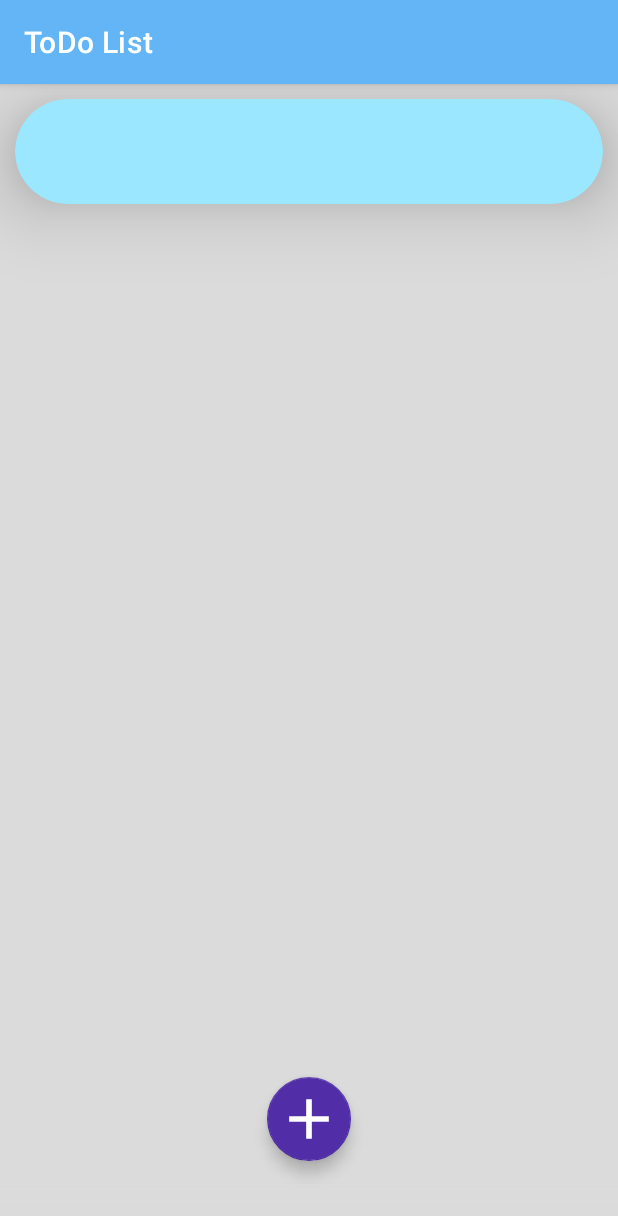
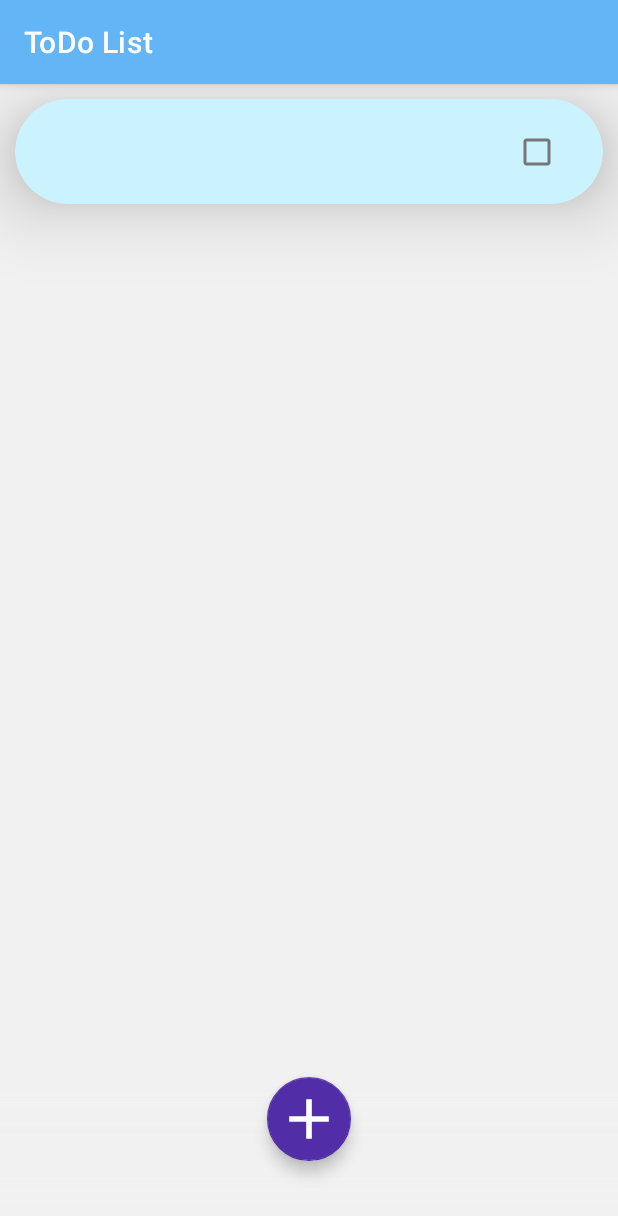
Before and after one commit to tara-pogancev/android-todo-list, an Android app: the AddNewTodoFragment screen opened through its navigation route, after a tap on "SAVE", on a phone screen of 412 x 824 dp. Shown: the top 1216 px of the screen. Run offline under Robolectric (Android 15) with nearby library versions, the phone set to English and light mode, and no system bars; our stand-ins replace data binding, navigation-ui.

Commit message:
feat: edit tasks

```diff
--- a/app/src/main/java/com/tarapogancev/todolist/adapter/TodoListAdapter.kt
+++ b/app/src/main/java/com/tarapogancev/todolist/adapter/TodoListAdapter.kt
@@ -5,20 +5,25 @@ import android.os.Build
 import android.view.LayoutInflater
 import android.view.View
 import android.view.ViewGroup
+import android.widget.CheckBox
+import android.widget.ImageView
 import android.widget.TextView
 import androidx.annotation.RequiresApi
+import androidx.core.content.ContextCompat
 import androidx.lifecycle.LiveData
 import androidx.recyclerview.widget.RecyclerView
 import com.google.android.material.card.MaterialCardView
 import com.tarapogancev.todolist.R
 import com.tarapogancev.todolist.model.TodoTask
+import com.tarapogancev.todolist.navigation.Navigation
 
-class TodoListAdapter(private val context: Context, private val data: LiveData<MutableList<TodoTask>>)
+class TodoListAdapter(private val context: Context, private val data: MutableList<TodoTask>, private val navigation: Navigation)
     :RecyclerView.Adapter<TodoListAdapter.TodoListViewHolder>() {
 
     class TodoListViewHolder(private val view: View) : RecyclerView.ViewHolder(view) {
         var taskTitle: TextView = view.findViewById(R.id.text_taskTitle)
         var cardView: MaterialCardView = view.findViewById(R.id.cardView_listItem)
+        var checkbox: CheckBox = view.findViewById(R.id.checkbox)
     }
 
     override fun onCreateViewHolder(parent: ViewGroup, viewType: Int): TodoListViewHolder {
@@ -28,17 +33,26 @@ class TodoListAdapter(private val context: Context, private val data: LiveData<M
     }
 
     override fun onBindViewHolder(holder: TodoListViewHolder, position: Int) {
-        var task = data.value?.get(position)
-        holder.taskTitle.text = task?.taskTitle
+        holder.taskTitle.text = data[position].taskTitle
 
         if (position % 2 == 0) {
-          // holder.cardView.setBackgroundColor( this.context.resources.getColor(R.color.primaryLightColor))
-            holder.cardView.setCardBackgroundColor(this.context.resources.getColor(R.color.primaryLightColor))
+            holder.cardView.setCardBackgroundColor(ContextCompat.getColor(context, R.color.lightBlue))
+        }
+
+        holder.checkbox.isChecked = data[position].isFinished
+
+        holder.checkbox.setOnClickListener {
+            data[position].isFinished = !data[position].isFinished
+            holder.checkbox.isChecked = data[position].isFinished
+        }
+
+        holder.cardView.setOnClickListener {
+            navigation.listToEditTask(data[position])
         }
     }
 
     override fun getItemCount(): Int {
-        return data.value?.size ?: 0
+        return data.size
     }
 
 
--- a/app/src/main/java/com/tarapogancev/todolist/model/TodoTask.kt
+++ b/app/src/main/java/com/tarapogancev/todolist/model/TodoTask.kt
@@ -1,6 +1,9 @@
 package com.tarapogancev.todolist.model
 
+import java.io.Serializable
+
 data class TodoTask (
+    var id: Long,
     var taskTitle: String,
     var isFinished: Boolean
-)
+) : Serializable
--- a/app/src/main/java/com/tarapogancev/todolist/navigation/Navigation.kt
+++ b/app/src/main/java/com/tarapogancev/todolist/navigation/Navigation.kt
@@ -1,19 +1,26 @@
 package com.tarapogancev.todolist.navigation
 
+import android.os.Bundle
 import androidx.navigation.NavController
 import com.tarapogancev.todolist.R
+import com.tarapogancev.todolist.model.TodoTask
 
 class Navigation(navController: NavController) {
 
     var navController = navController
 
     fun listToNewTask() {
-        navController.navigate(R.id.action_todoListFragment_to_addNewTodo)
+        navController.navigate(R.id.action_todoListFragment_to_addNewTodoFragment)
     }
 
-    fun newTaskToList() {
-        navController.navigate(R.id.action_addNewTodo_to_todoListFragment)
+    fun goBack() {
+        navController.navigateUp()
     }
 
+    fun listToEditTask(task: TodoTask) {
+        var bundle = Bundle()
+        bundle.putSerializable("object", task)
+        navController.navigate(R.id.action_todoListFragment_to_addNewTodoFragment, bundle)
+    }
 
 }
--- a/app/src/main/java/com/tarapogancev/todolist/ui/AddNewTodo.kt
+++ b/app/src/main/java/com/tarapogancev/todolist/ui/AddNewTodoFragment.kt
@@ -6,15 +6,15 @@ import android.view.LayoutInflater
 import android.view.View
 import android.view.ViewGroup
 import androidx.fragment.app.activityViewModels
+import androidx.navigation.fragment.navArgs
 import com.tarapogancev.todolist.MainActivity
-import com.tarapogancev.todolist.R
 import com.tarapogancev.todolist.databinding.FragmentAddNewTodoBinding
 import com.tarapogancev.todolist.model.TodoTask
 import com.tarapogancev.todolist.navigation.Navigation
 import com.tarapogancev.todolist.viewModel.TodoViewModel
 
 
-class AddNewTodo : Fragment() {
+class AddNewTodoFragment : Fragment() {
 
     private var binding: FragmentAddNewTodoBinding? = null
 
@@ -22,7 +22,8 @@ class AddNewTodo : Fragment() {
 
     private val sharedViewModel: TodoViewModel by activityViewModels()
 
-    var task = TodoTask("", false)
+    var task = TodoTask(0, "", false)
+    private var navigationArgs : TodoTask? = null
 
     override fun onCreateView(
         inflater: LayoutInflater, container: ViewGroup?,
@@ -36,13 +37,26 @@ class AddNewTodo : Fragment() {
     override fun onViewCreated(view: View, savedInstanceState: Bundle?) {
         super.onViewCreated(view, savedInstanceState)
 
+        navigationArgs = arguments?.getSerializable("object") as TodoTask?
+
         binding?.apply {
-            newTask = task
 
-            buttonSave.setOnClickListener {
-                task.taskTitle = editTextTaskTitle.text.toString()
-                sharedViewModel.addNewTask(task)
-                navigation.newTaskToList()
+            if (navigationArgs == null) {
+                // NEW TASK
+                newTask = task
+                buttonSave.setOnClickListener {
+                    task.taskTitle = editTextTaskTitle.text.toString()
+                    sharedViewModel.addNewTask(task)
+                    navigation.goBack()
+                }
+            } else {
+                // EDIT TASK
+                editTextTaskTitle.setText(navigationArgs?.taskTitle)
+                buttonSave.setOnClickListener {
+                    navigationArgs?.taskTitle = editTextTaskTitle.text.toString()
+                    sharedViewModel.save(task)
+                    navigation.goBack()
+                }
             }
         }
     }
--- a/app/src/main/java/com/tarapogancev/todolist/ui/TodoListFragment.kt
+++ b/app/src/main/java/com/tarapogancev/todolist/ui/TodoListFragment.kt
@@ -37,7 +37,7 @@ class TodoListFragment : Fragment() {
     override fun onViewCreated(view: View, savedInstanceState: Bundle?) {
         super.onViewCreated(view, savedInstanceState)
 
-        val adapter = TodoListAdapter(requireContext(), sharedViewModel.tasks)
+        val adapter = TodoListAdapter(requireContext(), sharedViewModel.tasks.value!!, navigation)
 
         binding?.apply {
             lifecycleOwner = viewLifecycleOwner
--- a/app/src/main/java/com/tarapogancev/todolist/viewModel/TodoViewModel.kt
+++ b/app/src/main/java/com/tarapogancev/todolist/viewModel/TodoViewModel.kt
@@ -11,8 +11,29 @@ class TodoViewModel : ViewModel() {
     val tasks: LiveData<MutableList<TodoTask>> = _tasks
 
     fun addNewTask(newTask: TodoTask) {
+        newTask.id = generateId()
         _tasks.value?.add(newTask)
     }
 
+    fun getById(id: Long): TodoTask? {
+        var filtered = (_tasks.value)!!.filter { e -> e.id == id }
+        if (filtered.isEmpty()) {
+            return null
+        } else {
+            return filtered[0]
+        }
+    }
+
+    fun generateId(): Long {
+        var id = (1..1000).random().toLong()
+        while (getById(id) != null) {
+            id = (1..1000).random().toLong()
+        }
+        return id
+    }
+
+    fun save(newTask: TodoTask) {
+        _tasks.value?.find { it.id == newTask.id }?.taskTitle = newTask.taskTitle
+    }
 
 }
--- a/app/src/main/res/layout/fragment_add_new_todo.xml
+++ b/app/src/main/res/layout/fragment_add_new_todo.xml
@@ -2,7 +2,7 @@
 <layout xmlns:android="http://schemas.android.com/apk/res/android"
     xmlns:tools="http://schemas.android.com/tools"
     xmlns:app="http://schemas.android.com/apk/res-auto"
-    tools:context=".ui.AddNewTodo">
+    tools:context=".ui.AddNewTodoFragment">
 
     <data>
         <variable
@@ -26,7 +26,6 @@
 
             <com.google.android.material.textfield.TextInputEditText
                 android:id="@+id/editText_taskTitle"
-                android:text="@{newTask.taskTitle}"
                 android:layout_width="match_parent"
                 android:layout_height="match_parent"
                 />
--- a/app/src/main/res/layout/list_item.xml
+++ b/app/src/main/res/layout/list_item.xml
@@ -29,15 +29,23 @@
 
             <TextView
                 android:id="@+id/text_taskTitle"
-                android:layout_width="match_parent"
+                android:layout_width="0dp"
+                android:layout_weight="0.75"
                 android:layout_height="wrap_content"
                 android:singleLine="true"
                 android:ellipsize="marquee"
                 android:marqueeRepeatLimit="marquee_forever"
+                android:scrollHorizontally="true"
                 android:textSize="16sp"
-                android:focusable="true"
                 android:text="@{task.taskTitle}"
                 tools:text="This is my todo task." />
+
+            <CheckBox
+                android:id="@+id/checkbox"
+                android:layout_width="wrap_content"
+                android:layout_height="wrap_content"
+                android:checked="false"
+                />
 
         </LinearLayout>
 
--- a/app/src/main/res/navigation/nav_graph.xml
+++ b/app/src/main/res/navigation/nav_graph.xml
@@ -11,16 +11,22 @@
         android:label="ToDo List"
         tools:layout="@layout/fragment_todo_list">
         <action
-            android:id="@+id/action_todoListFragment_to_addNewTodo"
-            app:destination="@id/addNewTodo" />
+            android:id="@+id/action_todoListFragment_to_addNewTodoFragment"
+            app:destination="@id/addNewTodoFragment" >
+            <argument
+                android:name="id"
+                android:defaultValue="0L" />
+        </action>
     </fragment>
     <fragment
-        android:id="@+id/addNewTodo"
-        android:name="com.tarapogancev.todolist.ui.AddNewTodo"
+        android:id="@+id/addNewTodoFragment"
+        android:name="com.tarapogancev.todolist.ui.AddNewTodoFragment"
         android:label="Add New Task"
         tools:layout="@layout/fragment_add_new_todo">
-        <action
-            android:id="@+id/action_addNewTodo_to_todoListFragment"
-            app:destination="@id/todoListFragment" />
+
+        <argument
+            android:name="id"
+            app:argType="long"
+            android:defaultValue="0L" />
     </fragment>
 </navigation>
--- a/app/src/main/res/values/colors.xml
+++ b/app/src/main/res/values/colors.xml
@@ -8,7 +8,9 @@
     <color name="secondaryDarkColor">#140078</color>
     <color name="primaryTextColor">#000000</color>
     <color name="secondaryTextColor">#ffffff</color>
-    <color name="gray">#DBDBDB</color>
+    <color name="green">#78E151</color>
+    <color name="lightBlue">#CBF3FF</color>
+    <color name="gray">#F1F1F1</color>
     <color name="darkGray">#404040</color>
     <color name="black">#FF000000</color>
     <color name="white">#FFFFFFFF</color>
--- a/app/src/main/res/values/themes.xml
+++ b/app/src/main/res/values/themes.xml
@@ -12,5 +12,7 @@
         <!-- Status bar color. -->
         <item name="android:statusBarColor">?attr/colorPrimaryVariant</item>
         <!-- Customize your theme here. -->
+
     </style>
+
 </resources>
```
